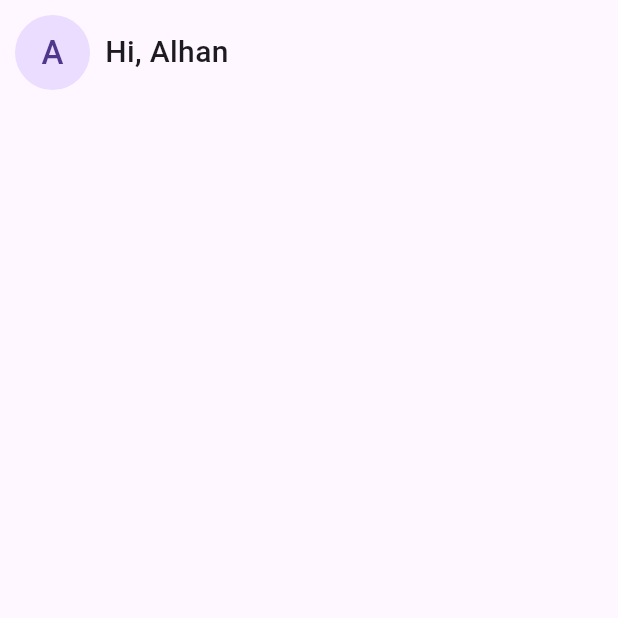
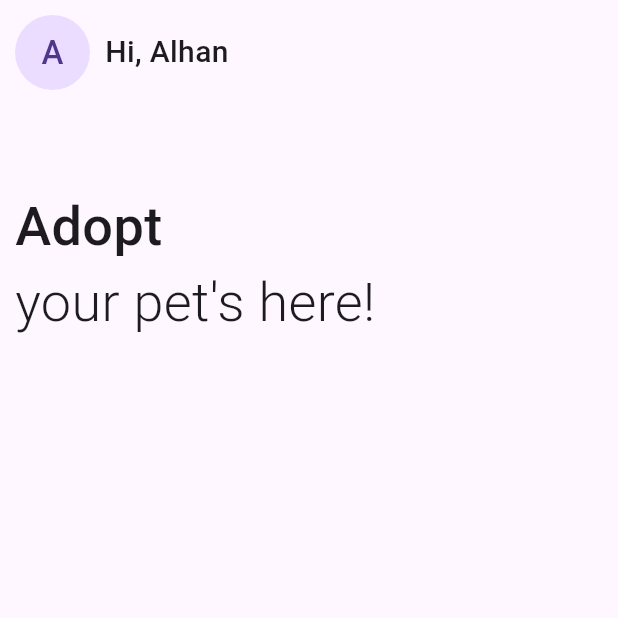
Before and after one commit to muhammed-suhaid/Petadopt, a Flutter app: the screen it shows after launch, on a phone screen of 412 x 824 dp, the top half of it. Run offline on Flutter 3.47's test engine with Material 3 defaults, Android fonts, the phone set to English and light mode, and no system bars.

Commit message:
created a title page

```diff
--- /dev/null
+++ b/lib/components/my_title.dart
@@ -0,0 +1,28 @@
+import 'package:flutter/material.dart';
+
+class MyTitle extends StatelessWidget {
+  const MyTitle({super.key});
+
+  @override
+  Widget build(BuildContext context) {
+    return const Column(
+      crossAxisAlignment: CrossAxisAlignment.start,
+      children: [
+        Text(
+          "Adopt",
+          style: TextStyle(
+            fontSize: 36,
+            fontWeight: FontWeight.w500,
+          ),
+        ),
+        Text(
+          "your pet's here!",
+          style: TextStyle(
+            fontSize: 36,
+            fontWeight: FontWeight.w300,
+          ),
+        ),
+      ],
+    );
+  }
+}
--- a/lib/screens/home_screen.dart
+++ b/lib/screens/home_screen.dart
@@ -1,5 +1,6 @@
 import 'package:flutter/material.dart';
 import 'package:petadopt/components/my_appbar.dart';
+import 'package:petadopt/components/my_title.dart';
 
 class HomeScreen extends StatelessWidget {
   const HomeScreen({super.key});
@@ -8,13 +9,16 @@ class HomeScreen extends StatelessWidget {
   Widget build(BuildContext context) {
     return const Scaffold(
       body: SafeArea(
-        child: Column(
-          children: [
-            Padding(
-              padding: EdgeInsets.all(10),
-              child: MyAppbar(),
-            ),
-          ],
+        child: Padding(
+          padding: EdgeInsets.all(10),
+          child: Column(
+            crossAxisAlignment: CrossAxisAlignment.start,
+            children: [
+              MyAppbar(),
+              SizedBox(height: 65),
+              MyTitle(),
+            ],
+          ),
         ),
       ),
     );
```
